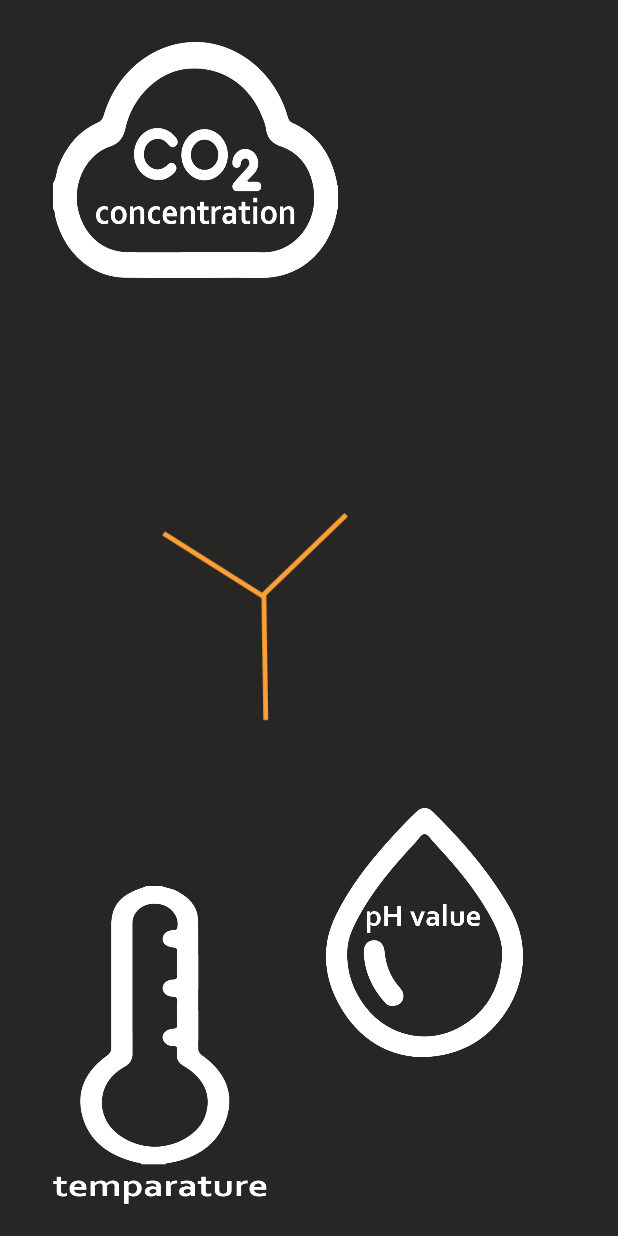
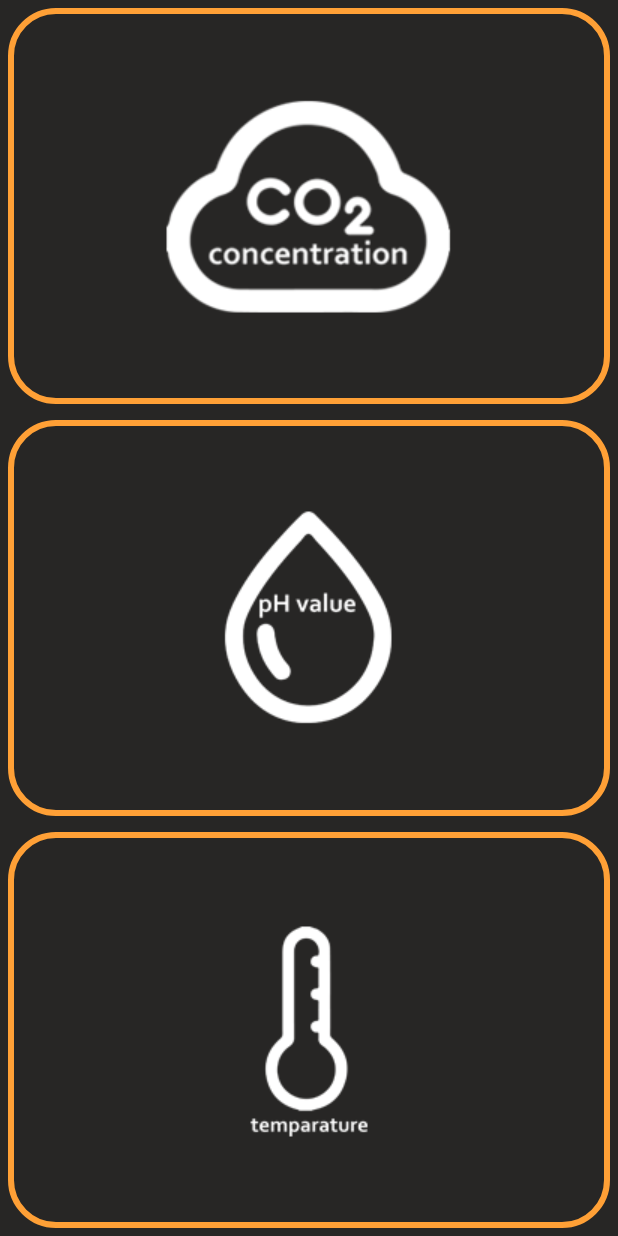
Before and after one commit to yiiju/CO2_Detection, an Android app: the MainActivity screen opened directly, with no data from a screen before it, on a phone screen of 412 x 824 dp. Run offline under Robolectric (Android 15) with nearby library versions, the phone set to English and light mode, and no system bars.

Commit message:
Add new page and change design of main page

```diff
--- a/app/src/main/AndroidManifest.xml
+++ b/app/src/main/AndroidManifest.xml
@@ -22,7 +22,8 @@
         <activity android:name=".MainActivity" />
         <activity android:name=".AboutUs" />
         <activity android:name=".Concentration" />
-        <activity android:name=".pH_value"></activity>
+        <activity android:name=".pH_value" />
+        <activity android:name=".Temperature"></activity>
     </application>
 
 </manifest>
--- a/app/src/main/java/com/ncku_tainan/co2_detection/MainActivity.java
+++ b/app/src/main/java/com/ncku_tainan/co2_detection/MainActivity.java
@@ -10,6 +10,7 @@ public class MainActivity extends AppCompatActivity{
 
     private ImageButton CO2_concentrration_button;
     private ImageButton pH_button;
+    private ImageButton temperature_button;
 
 
     @Override
@@ -22,6 +23,7 @@ public class MainActivity extends AppCompatActivity{
 
         CO2_concentrration_button = findViewById(R.id.CO2_concentrration_button);
         pH_button = findViewById(R.id.pH_button);
+        temperature_button = findViewById(R.id.temperature_button);
 
         CO2_concentrration_button.setOnClickListener(new View.OnClickListener() {
             @Override
@@ -39,5 +41,13 @@ public class MainActivity extends AppCompatActivity{
                 startActivity(intent);
             }
         });
+        temperature_button.setOnClickListener(new View.OnClickListener() {
+            @Override
+            public void onClick(View v) {
+                Intent intent = new Intent();
+                intent.setClass(MainActivity.this , Temperature.class);
+                startActivity(intent);
+            }
+        });
     }
 }
--- a/app/src/main/res/layout/activity_main.xml
+++ b/app/src/main/res/layout/activity_main.xml
@@ -1,58 +1,72 @@
 <?xml version="1.0" encoding="utf-8"?>
-<LinearLayout xmlns:android="http://schemas.android.com/apk/res/android"
+<android.support.constraint.ConstraintLayout xmlns:android="http://schemas.android.com/apk/res/android"
     xmlns:app="http://schemas.android.com/apk/res-auto"
     xmlns:tools="http://schemas.android.com/tools"
     android:layout_width="match_parent"
     android:layout_height="match_parent"
     tools:context=".MainActivity">
 
-    <RelativeLayout
+    <LinearLayout
         android:layout_width="match_parent"
         android:layout_height="match_parent"
         android:layout_weight="1"
-        tools:layout_editor_absoluteX="0dp"
-        tools:layout_editor_absoluteY="0dp">
+        android:orientation="vertical">
 
-        <ImageView
-            android:id="@+id/imageView2"
-            android:layout_width="124dp"
-            android:layout_height="154dp"
-            android:layout_alignParentStart="true"
-            android:layout_centerVertical="true"
-            android:layout_marginStart="108dp"
-            app:srcCompat="@drawable/part" />
+        <LinearLayout
+            android:layout_width="match_parent"
+            android:layout_height="match_parent"
+            android:layout_weight="1"
+            android:orientation="horizontal"
+            android:background="@drawable/border"
+            android:padding="10dp"
+            android:layout_margin="5dp">
 
             <ImageButton
                 android:id="@+id/CO2_concentrration_button"
-            android:layout_width="190dp"
-            android:layout_height="157dp"
-            android:layout_alignParentStart="true"
-            android:layout_alignParentTop="true"
-            android:layout_marginStart="35dp"
-            android:layout_marginTop="28dp"
+                android:layout_width="match_parent"
+                android:layout_height="match_parent"
                 android:layout_weight="1"
-            android:background="@drawable/co2_white" />
+                android:background="#00000000"
+                app:srcCompat="@drawable/concentration" />
+
+        </LinearLayout>
+
+        <LinearLayout
+            android:layout_width="match_parent"
+            android:layout_height="match_parent"
+            android:layout_weight="1"
+            android:orientation="horizontal"
+            android:background="@drawable/border"
+            android:padding="10dp"
+            android:layout_margin="5dp">
 
             <ImageButton
                 android:id="@+id/pH_button"
-            android:layout_width="131dp"
-            android:layout_height="166dp"
-            android:layout_alignParentBottom="true"
-            android:layout_marginBottom="119dp"
-            android:layout_marginStart="-8dp"
-            android:layout_toEndOf="@+id/CO2_concentrration_button"
+                android:layout_width="match_parent"
+                android:layout_height="match_parent"
                 android:layout_weight="1"
-            android:background="@drawable/phvalue" />
+                android:background="#00000000"
+                app:srcCompat="@drawable/ph" />
+
+        </LinearLayout>
+
+        <LinearLayout
+            android:layout_width="match_parent"
+            android:layout_height="match_parent"
+            android:layout_weight="1"
+            android:orientation="horizontal"
+            android:background="@drawable/border"
+            android:padding="10dp"
+            android:layout_margin="5dp">
 
             <ImageButton
-            android:id="@+id/temparature"
-            android:layout_width="143dp"
-            android:layout_height="212dp"
-            android:layout_alignParentBottom="true"
-            android:layout_alignStart="@+id/CO2_concentrration_button"
-            android:layout_marginBottom="21dp"
+                android:id="@+id/temperature_button"
+                android:layout_width="match_parent"
+                android:layout_height="match_parent"
                 android:layout_weight="1"
-            android:background="@drawable/mercury_thermometer" />
-    </RelativeLayout>
+                android:background="#00000000"
+                app:srcCompat="@drawable/temperature" />
+        </LinearLayout>
+    </LinearLayout>
 
-</LinearLayout>
+</android.support.constraint.ConstraintLayout>
```
Also changed, not shown: app/src/main/java/com/ncku_tainan/co2_detection/Temperature.java (added, +268 -0 lines), app/src/main/res/layout/activity_home.xml (+6 -7 lines), app/src/main/res/layout/activity_temperature.xml (added, +51 -0 lines), app/src/main/res/drawable/co2_white.png (deleted), app/src/main/res/drawable/concentration.png (added), app/src/main/res/drawable/mercury_thermometer.png (deleted), app/src/main/res/drawable/part.png (deleted), app/src/main/res/drawable/ph.png (added), app/src/main/res/drawable/phvalue.png (deleted), app/src/main/res/drawable/temperature.png (added). Lines whose indentation alone changed are shown as unchanged.
